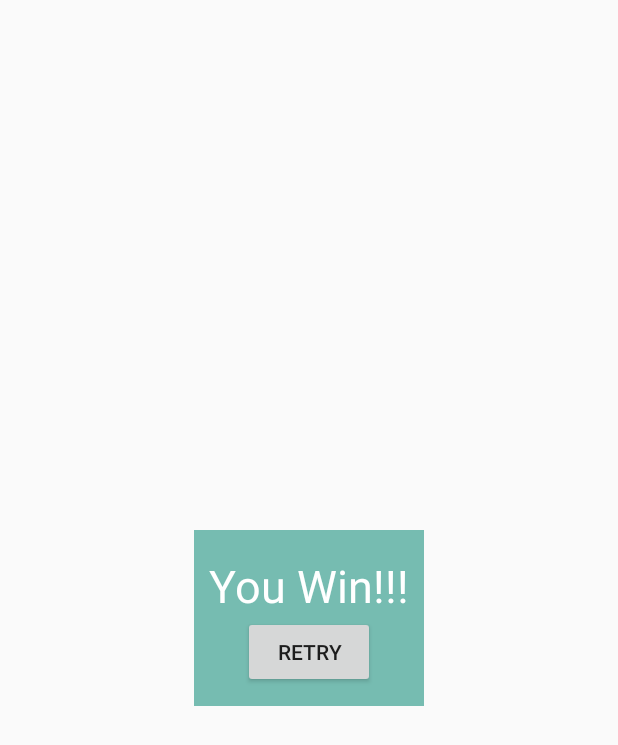
After one commit to OttoCh/bouncingObject, an Android app: the layout exit_box.xml on its own in the app's theme, with its tools: preview values and no code run, on a phone screen of 412 x 824 dp. The commit adds this screen. Shown: the top 745 px of the screen. Run offline under Robolectric (Android 15) with nearby library versions, the phone set to English and light mode, and no system bars.

Commit message:
add lose condition, add dialog retry/continue

```diff
--- a/app/src/main/java/com/example/ottochristianto/hiddenobject/floating_object.java
+++ b/app/src/main/java/com/example/ottochristianto/hiddenobject/floating_object.java
@@ -16,6 +16,7 @@ import com.example.ottochristianto.hiddenobject.GameActivity;
 
 import org.w3c.dom.Attr;
 
+import java.util.Dictionary;
 import java.util.Random;
 
 /**
@@ -52,12 +53,14 @@ public class floating_object extends AppCompatImageView {
         this.setImageResource(objectSprite);
         this.objectID = objectID;
         this.currentActivity = gameActivity;
+        this.setTag("floating_object");
+
         randomizeDirection();
     }
 
     private void randomizeDirection() {
         Random rand = new Random();
-        int val = rand.nextInt(1);
+        int val = rand.nextInt(2);
         if(val == 1) speedY *= -1;
         val = rand.nextInt(1);
         if(val == 1) speedX *= -1;
--- /dev/null
+++ b/app/src/main/res/layout/exit_box.xml
@@ -0,0 +1,37 @@
+<?xml version="1.0" encoding="utf-8"?>
+<RelativeLayout xmlns:android="http://schemas.android.com/apk/res/android"
+    xmlns:tools="http://schemas.android.com/tools"
+    android:layout_width="match_parent"
+    android:layout_height="match_parent">
+
+    <RelativeLayout
+        android:layout_width="wrap_content"
+        android:layout_height="117dp"
+        android:layout_centerInParent="true"
+        android:background="@color/colorBackgroundDark">
+
+        <Button
+            android:id="@+id/RetryButton"
+            android:layout_width="wrap_content"
+            android:layout_height="wrap_content"
+            android:layout_alignParentBottom="true"
+            android:layout_centerHorizontal="true"
+            android:layout_marginBottom="12dp"
+            android:onClick="RetryGame"
+            android:text="button message"
+            tools:text="@string/retry_button" />
+
+        <TextView
+            android:id="@+id/Message"
+            android:layout_width="wrap_content"
+            android:layout_height="wrap_content"
+            android:layout_above="@+id/RetryButton"
+            android:layout_alignParentStart="true"
+            android:paddingLeft="10dp"
+            android:paddingRight="10dp"
+            android:text="Win Message"
+            android:textColor="@color/White"
+            android:textSize="30sp"
+            tools:text="@string/you_win" />
+    </RelativeLayout>
+</RelativeLayout>
--- a/app/src/main/res/values/colors.xml
+++ b/app/src/main/res/values/colors.xml
@@ -4,4 +4,7 @@
     <color name="colorPrimaryDark">#303F9F</color>
     <color name="colorAccent">#FF4081</color>
     <color name="colorBackground">#9BF7E8</color>
+    <color name="colorBackgroundDark">#76bcb1</color>
+    <color name="White">#FFFFFF</color>
+    <color name="Black">#000000</color>
 </resources>
--- a/app/src/main/res/values/strings.xml
+++ b/app/src/main/res/values/strings.xml
@@ -6,4 +6,10 @@
     <string name="find_item_icon">Icon for the item needed to find</string>
     <string name="tag_key">Tag key</string>
     <string name="game_finish">Game Finish</string>
+    <string name="retry_button">Retry</string>
+    <string name="continue_button">Continue</string>
+    <string name ="finish_button">Bye</string>
+    <string name="you_win">You Win!!!</string>
+    <string name="you_lose">You Lose...</string>
+    <string name="game_finish_message">Thank you for playing!</string>
 </resources>
```
Also changed, not shown: app/src/main/java/com/example/ottochristianto/hiddenobject/GameActivity.java (+82 -9 lines), app/src/main/java/com/example/ottochristianto/hiddenobject/MainActivity.java (+5 -2 lines), app/src/main/res/layout/activity_game.xml (+8 -5 lines).
